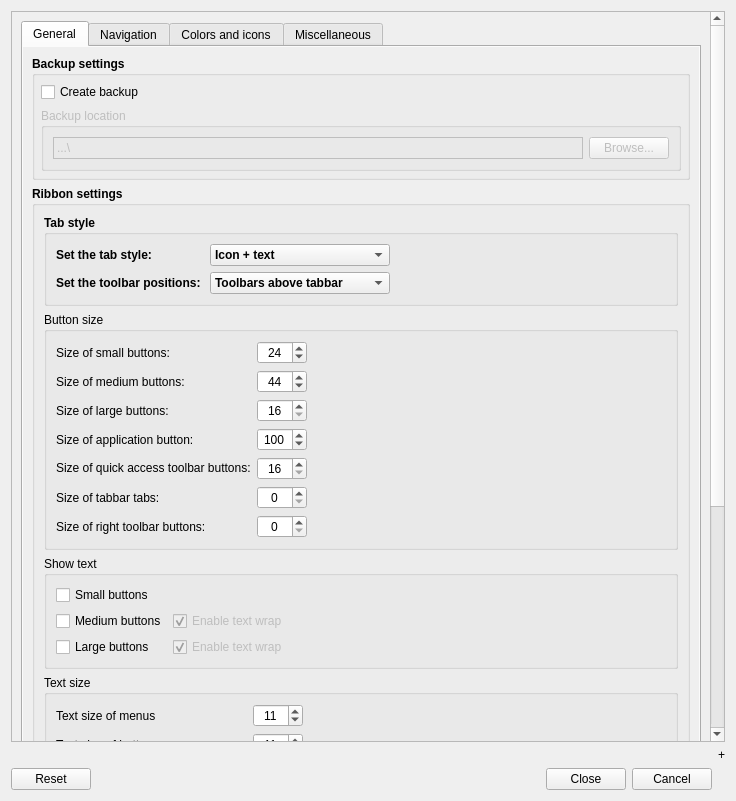
Old version of the form Resources/ui/Settings.ui in the repository APEbbers/FreeCAD-Ribbon.
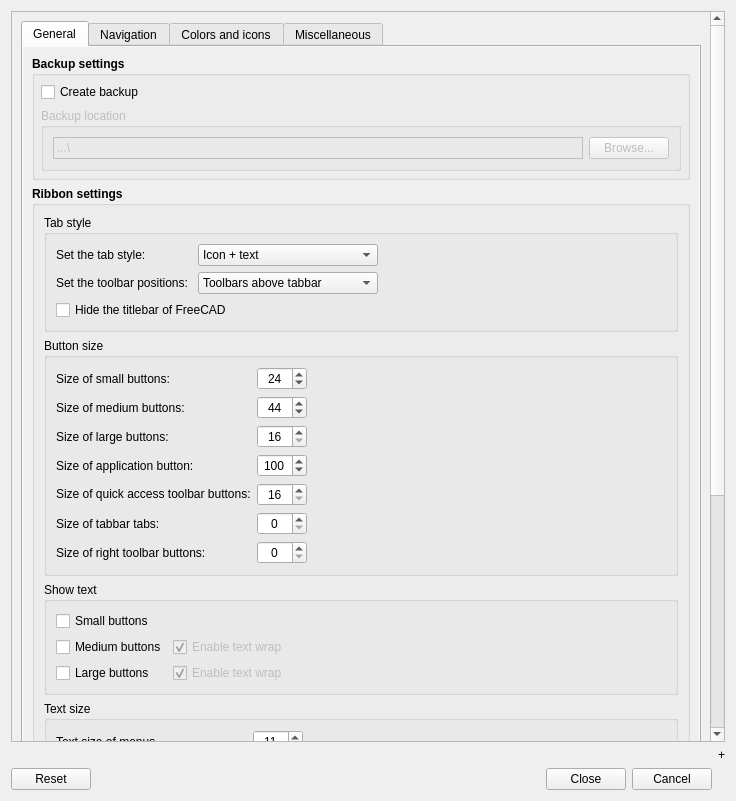
New version of the form. The open tabs and pages were chosen to show the change. Custom widgets are drawn as their Qt base class.

Commit message: Start with headless FreeCAD setting

```diff
--- a/Resources/ui/Settings.ui
+++ b/Resources/ui/Settings.ui
@@ -76,7 +76,7 @@
             <string notr="true"/>
            </property>
            <property name="currentIndex">
-            <number>3</number>
+            <number>0</number>
            </property>
            <property name="elideMode">
             <enum>Qt::TextElideMode::ElideRight</enum>
@@ -374,19 +374,17 @@
                       <height>0</height>
                      </size>
                     </property>
+                    <property name="font">
+                     <font>
+                      <bold>false</bold>
+                     </font>
+                    </property>
                     <property name="title">
                      <string>Tab style</string>
                     </property>
                     <layout class="QGridLayout" name="gridLayout_25">
                      <item row="0" column="0">
                       <layout class="QGridLayout" name="gridLayout_24">
-                       <item row="0" column="0">
-                        <widget class="QLabel" name="label_24">
-                         <property name="text">
-                          <string>&lt;html&gt;&lt;head/&gt;&lt;body&gt;&lt;p&gt;Set the tab style: &lt;/p&gt;&lt;/body&gt;&lt;/html&gt;</string>
-                         </property>
-                        </widget>
-                       </item>
                        <item row="0" column="1">
                         <widget class="QComboBox" name="TabbarStyle">
                          <property name="minimumSize">
@@ -395,6 +393,11 @@
                            <height>0</height>
                           </size>
                          </property>
+                         <property name="font">
+                          <font>
+                           <bold>false</bold>
+                          </font>
+                         </property>
                          <property name="currentText">
                           <string>Icon + text</string>
                          </property>
@@ -415,13 +418,6 @@
                          </item>
                         </widget>
                        </item>
-                       <item row="1" column="0">
-                        <widget class="QLabel" name="label_36">
-                         <property name="text">
-                          <string>&lt;html&gt;&lt;head/&gt;&lt;body&gt;&lt;p&gt;Set the toolbar positions: &lt;/p&gt;&lt;/body&gt;&lt;/html&gt;</string>
-                         </property>
-                        </widget>
-                       </item>
                        <item row="1" column="1">
                         <widget class="QComboBox" name="ToolbarPositions">
                          <property name="minimumSize">
@@ -430,6 +426,11 @@
                            <height>0</height>
                           </size>
                          </property>
+                         <property name="font">
+                          <font>
+                           <bold>false</bold>
+                          </font>
+                         </property>
                          <property name="currentText">
                           <string>Toolbars above tabbar</string>
                          </property>
@@ -445,6 +446,42 @@
                          </item>
                         </widget>
                        </item>
+                       <item row="0" column="0">
+                        <widget class="QLabel" name="label_24">
+                         <property name="font">
+                          <font>
+                           <bold>false</bold>
+                          </font>
+                         </property>
+                         <property name="text">
+                          <string>&lt;html&gt;&lt;head/&gt;&lt;body&gt;&lt;p&gt;Set the tab style: &lt;/p&gt;&lt;/body&gt;&lt;/html&gt;</string>
+                         </property>
+                        </widget>
+                       </item>
+                       <item row="1" column="0">
+                        <widget class="QLabel" name="label_36">
+                         <property name="font">
+                          <font>
+                           <bold>false</bold>
+                          </font>
+                         </property>
+                         <property name="text">
+                          <string>&lt;html&gt;&lt;head/&gt;&lt;body&gt;&lt;p&gt;Set the toolbar positions: &lt;/p&gt;&lt;/body&gt;&lt;/html&gt;</string>
+                         </property>
+                        </widget>
+                       </item>
+                       <item row="2" column="0" colspan="2">
+                        <widget class="QCheckBox" name="HideTitleBarFC">
+                         <property name="font">
+                          <font>
+                           <bold>false</bold>
+                          </font>
+                         </property>
+                         <property name="text">
+                          <string>Hide the titlebar of FreeCAD</string>
+                         </property>
+                        </widget>
+                       </item>
                       </layout>
                      </item>
                      <item row="0" column="1">
```
The commit also changes 4 other files.
